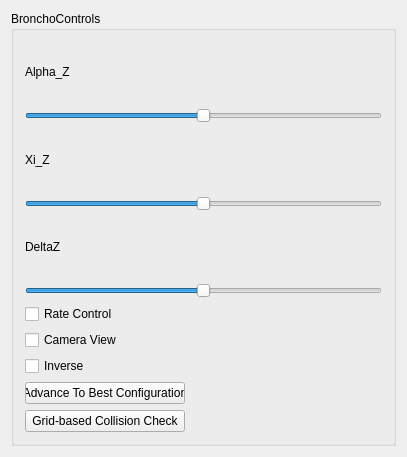
Above: libgui/bronchowidget.ui from iocroblab/kautham before the change. Below: the same form after it.
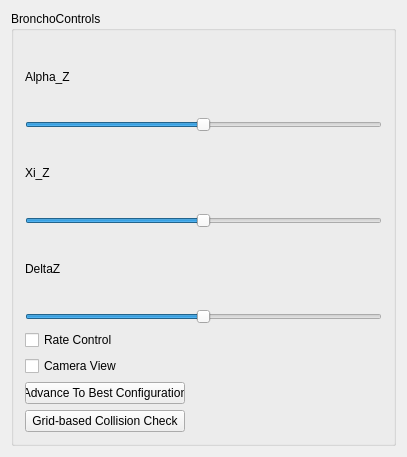
That is the form after the change.

The edit to the form file:
```diff
--- a/libgui/bronchowidget.ui
+++ b/libgui/bronchowidget.ui
@@ -112,13 +112,6 @@
         </property>
        </widget>
       </item>
-      <item>
-       <widget class="QCheckBox" name="InverseCheckBox">
-        <property name="text">
-         <string>Inverse</string>
-        </property>
-       </widget>
-      </item>
       <item>
        <widget class="QPushButton" name="advanceButton">
         <property name="maximumSize">
```
